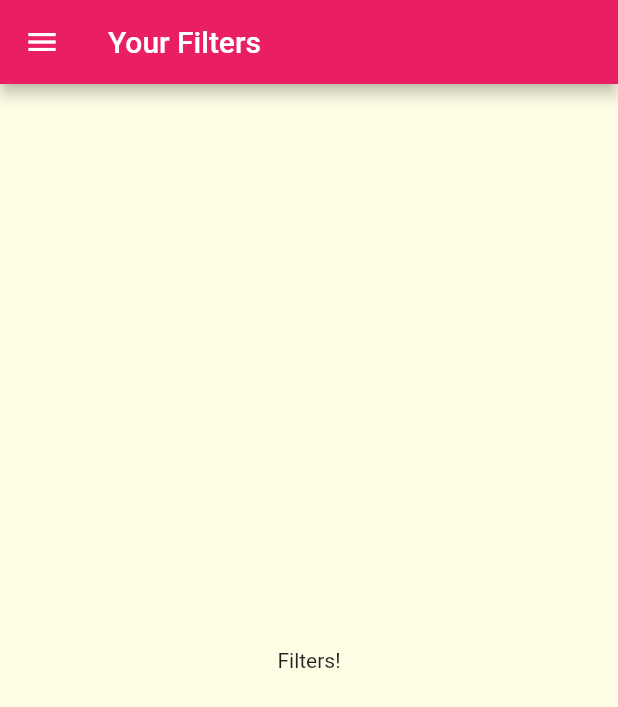
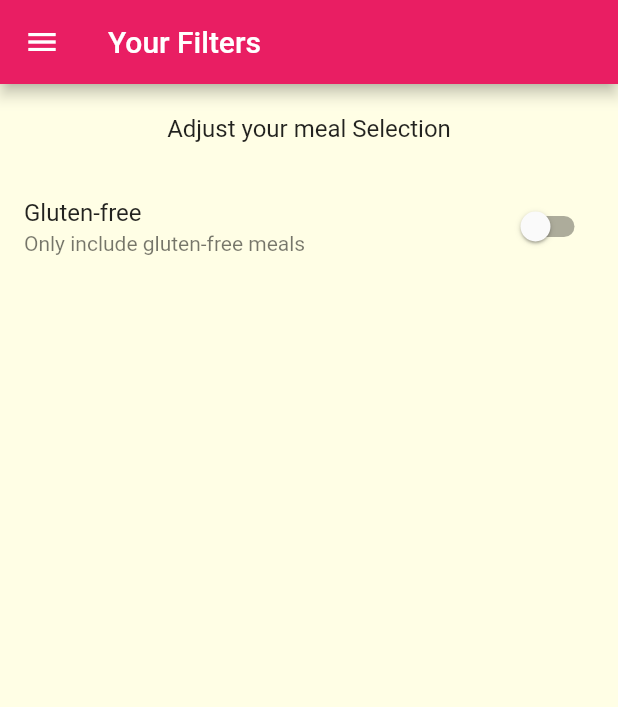
Before and after one commit to rfmswateam/learning_flutter, a Flutter app: the FiltersScreen screen opened by its route, on a phone screen of 412 x 824 dp. Shown: the top 707 px of the screen. Run offline on Flutter 3.47's test engine with Material 2 defaults, Android fonts, the phone set to English and light mode, and no system bars; Roboto replaces fonts that are missing (Raleway).

Commit message:
final changes

```diff
--- a/my_app/lib/main.dart
+++ b/my_app/lib/main.dart
@@ -31,9 +31,9 @@ class MyApp extends StatelessWidget {
         //     )),
       ),
       // home: CategoriesScreen(),
-      initialRoute: '/', // default is '/'
+      initialRoute: '/homepage', // default is '/'
       routes: {
-        '/': (ctx) => TabsScreen(),
+        '/homepage': (ctx) => TabsScreen(),
         CategoryMealsScreen.routeName: (ctx) => CategoryMealsScreen(),
         MealDetailScreen.routeName: (ctx) => MealDetailScreen(),
         FiltersScreen.routeName: (ctx) => FiltersScreen(),
--- a/my_app/lib/screens/filters_screen.dart
+++ b/my_app/lib/screens/filters_screen.dart
@@ -2,8 +2,18 @@ import 'package:flutter/material.dart';
 
 import '../widgets/main_drawer.dart';
 
-class FiltersScreen extends StatelessWidget {
+class FiltersScreen extends StatefulWidget {
   static const routeName = '/filters';
+
+  @override
+  State<FiltersScreen> createState() => _FiltersScreenState();
+}
+
+class _FiltersScreenState extends State<FiltersScreen> {
+  bool _glutenFree = false;
+  bool _vegetarian = false;
+  bool _vegan = false;
+  bool _lactoseFree = false;
 
   @override
   Widget build(BuildContext context) {
@@ -13,7 +23,30 @@ class FiltersScreen extends StatelessWidget {
       ),
       drawer: MainDrawer(),
       body: Center(
-        child: Text('Filters!'),
+        child: Column(children: [
+          Container(
+            padding: EdgeInsets.all(20),
+            child: Text(
+              "Adjust your meal Selection",
+              style: Theme.of(context).textTheme.titleMedium,
+            ),
+          ),
+          Expanded(
+              child: ListView(
+            children: [
+              SwitchListTile(
+                title: Text("Gluten-free"),
+                subtitle: Text("Only include gluten-free meals"),
+                value: _glutenFree,
+                onChanged: (newValue) {
+                  setState(() {
+                    _glutenFree = newValue;
+                  });
+                },
+              )
+            ],
+          ))
+        ]),
       ),
     );
   }
--- a/my_app/lib/widgets/main_drawer.dart
+++ b/my_app/lib/widgets/main_drawer.dart
@@ -44,7 +44,7 @@ class MainDrawer extends StatelessWidget {
             height: 20,
           ),
           buildListTile('Meals', Icons.restaurant, () {
-            Navigator.of(context).pushReplacementNamed('/');
+            Navigator.of(context).pushReplacementNamed('/homepage');
           }),
           buildListTile('Filters', Icons.settings, () {
             Navigator.of(context).pushReplacementNamed(FiltersScreen.routeName);
```
Also changed, not shown: my_app/lib/screens/favorites_screen.dart (+26 -2 lines), 1 other file.
